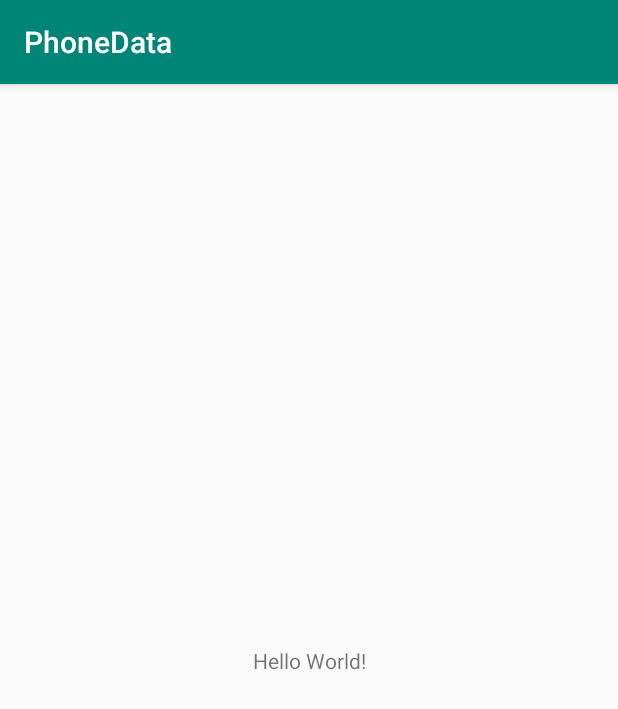
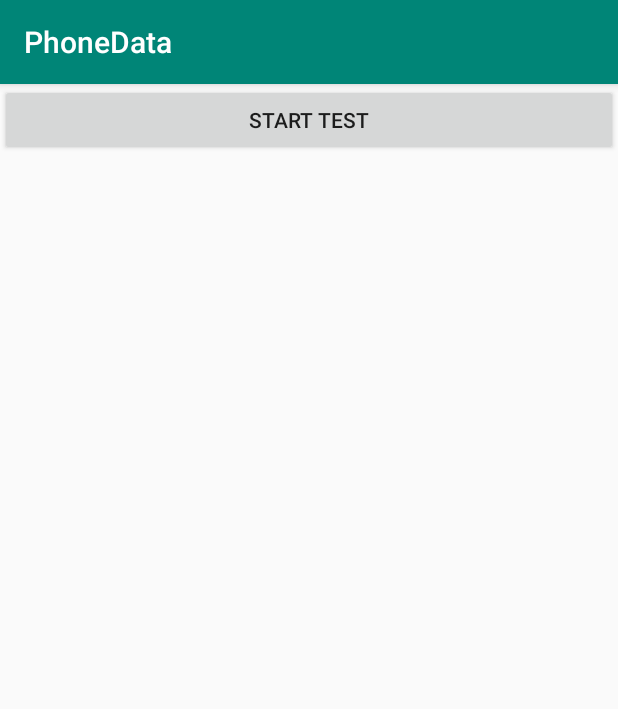
Before and after one commit to sufadi/PhoneStatus, an Android app: the screen it shows after launch (MainActivity), on a phone screen of 412 x 824 dp. Shown: the top 709 px of the screen. Run offline under Robolectric (Android 15) with nearby library versions, the phone set to English and light mode, and no system bars.

Commit message:
add app framework code

```diff
--- a/app/src/main/AndroidManifest.xml
+++ b/app/src/main/AndroidManifest.xml
@@ -4,17 +4,20 @@
 
     <application
         android:allowBackup="true"
+        android:name=".MyApplication"
         android:icon="@mipmap/ic_launcher"
         android:label="@string/app_name"
         android:supportsRtl="true"
         android:theme="@style/AppTheme">
-        <activity android:name=".MainActivity">
+        <activity android:name=".ui.MainActivity">
             <intent-filter>
                 <action android:name="android.intent.action.MAIN" />
 
                 <category android:name="android.intent.category.LAUNCHER" />
             </intent-filter>
         </activity>
+
+        <service android:name=".service.PhoneDataService"/>
     </application>
 
 </manifest>
--- a/app/src/main/java/com/tct/phonedata/MainActivity.java
+++ /dev/null
@@ -1,13 +0,0 @@
-package com.tct.phonedata;
-
-import android.support.v7.app.AppCompatActivity;
-import android.os.Bundle;
-
-public class MainActivity extends AppCompatActivity {
-
-    @Override
-    protected void onCreate(Bundle savedInstanceState) {
-        super.onCreate(savedInstanceState);
-        setContentView(R.layout.activity_main);
-    }
-}
--- /dev/null
+++ b/app/src/main/java/com/tct/phonedata/MyApplication.java
@@ -0,0 +1,22 @@
+package com.tct.phonedata;
+
+import android.app.Application;
+import android.content.Intent;
+
+import com.tct.phonedata.service.PhoneDataService;
+
+public class MyApplication extends Application {
+
+    @Override
+    public void onCreate() {
+        super.onCreate();
+        startService();
+    }
+
+    private void startService(){
+        Intent mIntent = new Intent();
+        mIntent.setClass(this, PhoneDataService.class);
+        startService(mIntent);
+    }
+
+}
--- /dev/null
+++ b/app/src/main/java/com/tct/phonedata/ui/MainActivity.java
@@ -0,0 +1,45 @@
+package com.tct.phonedata.ui;
+
+import android.support.v7.app.AppCompatActivity;
+import android.os.Bundle;
+import android.util.Log;
+import android.view.View;
+import android.widget.Button;
+
+import com.tct.phonedata.R;
+import com.tct.phonedata.utils.MyConstant;
+
+public class MainActivity extends AppCompatActivity implements View.OnClickListener {
+
+    private Button btn_start;
+
+    @Override
+    protected void onCreate(Bundle savedInstanceState) {
+        super.onCreate(savedInstanceState);
+        setContentView(R.layout.activity_main);
+        initViews();
+        initValues();
+        initListenser();
+    }
+
+    private void initViews() {
+        btn_start = (Button) findViewById(R.id.btn_start);
+    }
+
+    private void initValues() {
+
+    }
+
+    private void initListenser() {
+        btn_start.setOnClickListener(this);
+    }
+
+    @Override
+    public void onClick(View v) {
+        switch (v.getId()){
+            case R.id.btn_start:
+                Log.d(MyConstant.TAG, "btn_start click");
+                break;
+        }
+    }
+}
--- a/app/src/main/res/layout/activity_main.xml
+++ b/app/src/main/res/layout/activity_main.xml
@@ -1,18 +1,16 @@
 <?xml version="1.0" encoding="utf-8"?>
-<android.support.constraint.ConstraintLayout xmlns:android="http://schemas.android.com/apk/res/android"
+<LinearLayout xmlns:android="http://schemas.android.com/apk/res/android"
     xmlns:app="http://schemas.android.com/apk/res-auto"
     xmlns:tools="http://schemas.android.com/tools"
     android:layout_width="match_parent"
     android:layout_height="match_parent"
-    tools:context=".MainActivity">
+    tools:context=".ui.MainActivity"
+    android:orientation="vertical">
 
-    <TextView
-        android:layout_width="wrap_content"
+    <Button
+        android:id="@+id/btn_start"
+        android:layout_width="match_parent"
         android:layout_height="wrap_content"
-        android:text="Hello World!"
-        app:layout_constraintBottom_toBottomOf="parent"
-        app:layout_constraintLeft_toLeftOf="parent"
-        app:layout_constraintRight_toRightOf="parent"
-        app:layout_constraintTop_toTopOf="parent" />
+        android:text="@string/btn_start"/>
 
-</android.support.constraint.ConstraintLayout>
+</LinearLayout>
--- a/app/src/main/res/values/strings.xml
+++ b/app/src/main/res/values/strings.xml
@@ -1,3 +1,6 @@
 <resources>
     <string name="app_name">PhoneData</string>
+
+    <string name="btn_start">Start Test</string>
+    <string name="btn_stop">Stop Test</string>
 </resources>
```
Also changed, not shown: app/src/main/java/com/tct/phonedata/service/PhoneDataService.java (added, +39 -0 lines), app/src/main/java/com/tct/phonedata/utils/MyConstant.java (added, +7 -0 lines).
